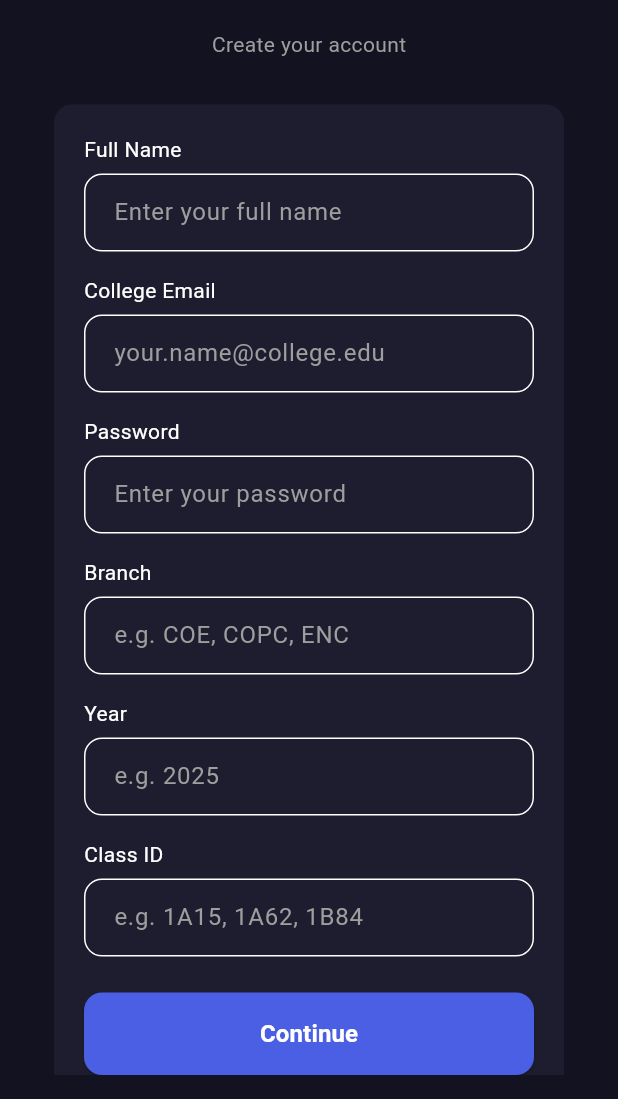
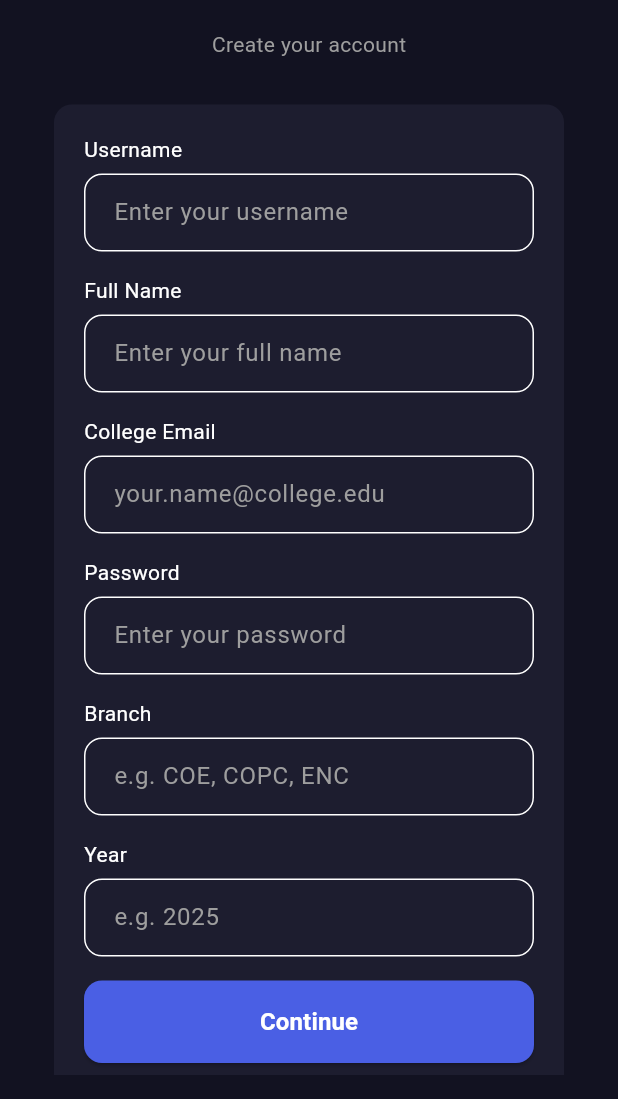
Before and after one commit to WEFT-TIET/FRONTEND, a Flutter app: the SignupPage screen opened by its route, on a phone screen of 412 x 824 dp, the part 137-1236 px from its top. Run offline on Flutter 3.47's test engine with Material 3 defaults, Android fonts, the phone set to English and light mode, and no system bars; our stand-ins replace cloud_firestore, firebase_core, firebase_storage, flutter_card_swiper, flutter_riverpod, flutter_svg and 4 more; missing offline and left inert: jwt_decode; accounts and stored records are empty.

```diff
--- a/frontend_weft/lib/features/auth/view/signup_page.dart
+++ b/frontend_weft/lib/features/auth/view/signup_page.dart
@@ -12,10 +12,10 @@ class SignupPage extends ConsumerStatefulWidget {
 class _SignupPageState extends ConsumerState<SignupPage> {
   final _formKey = GlobalKey<FormState>();
 
+  final usernameController = TextEditingController();
   final nameController = TextEditingController();
   final emailController = TextEditingController();
   final passwordController = TextEditingController();
-  final classIdController = TextEditingController();
   final yearController = TextEditingController();
   final branchController = TextEditingController();
 
@@ -57,6 +57,10 @@ class _SignupPageState extends ConsumerState<SignupPage> {
                       ),
                       child: Column(
                         children: [
+                          _buildLabel("Username"),
+                          _buildInput(usernameController, "Enter your username"),
+                          const SizedBox(height: 16),
+
                           _buildLabel("Full Name"),
                           _buildInput(nameController, "Enter your full name"),
                           const SizedBox(height: 16),
@@ -76,10 +80,6 @@ class _SignupPageState extends ConsumerState<SignupPage> {
                           _buildLabel("Year"),
                           _buildInput(yearController, "e.g. 2025"),
                           const SizedBox(height: 16),
-
-                          _buildLabel("Class ID"),
-                          _buildInput(classIdController, "e.g. 1A15, 1A62, 1B84"),
-                          const SizedBox(height: 24),
 
                           SizedBox(
                             width: double.infinity,
@@ -164,11 +164,11 @@ class _SignupPageState extends ConsumerState<SignupPage> {
     setState(() => isLoading = true);
 
     final success = await ref.read(authViewModelProvider.notifier).signup(
+          username: usernameController.text.trim(),
           name: nameController.text.trim(),
           email: emailController.text.trim(),
           password: passwordController.text.trim(),
           year: yearController.text.trim(),
-          classId: classIdController.text.trim(),
           branch: branchController.text.trim(),
           context: context,
         );
@@ -179,4 +179,15 @@ class _SignupPageState extends ConsumerState<SignupPage> {
       Navigator.pushReplacementNamed(context, '/home');
     }
   }
+
+  @override
+  void dispose() {
+    usernameController.dispose();
+    nameController.dispose();
+    emailController.dispose();
+    passwordController.dispose();
+    yearController.dispose();
+    branchController.dispose();
+    super.dispose();
+  }
 }
--- a/frontend_weft/lib/features/auth/viewmodel/auth_viewmodel.dart
+++ b/frontend_weft/lib/features/auth/viewmodel/auth_viewmodel.dart
@@ -17,21 +17,21 @@ class AuthViewModel extends StateNotifier<User?> {
 
   /// Sign up returns a user and saves it
   Future<bool> signup({
+    required String username,
     required String name,
     required String email,
     required String password,
     required String year,
-    required String classId,
     required String branch,
     required BuildContext context,
   }) async {
     try {
       final user = await ref.read(authServiceProvider).signup({
+        "username": username,
         "name": name,
         "email": email,
         "password": password,
         "year": year,
-        "class_id": classId,
         "branch": branch,
       });
 
```
